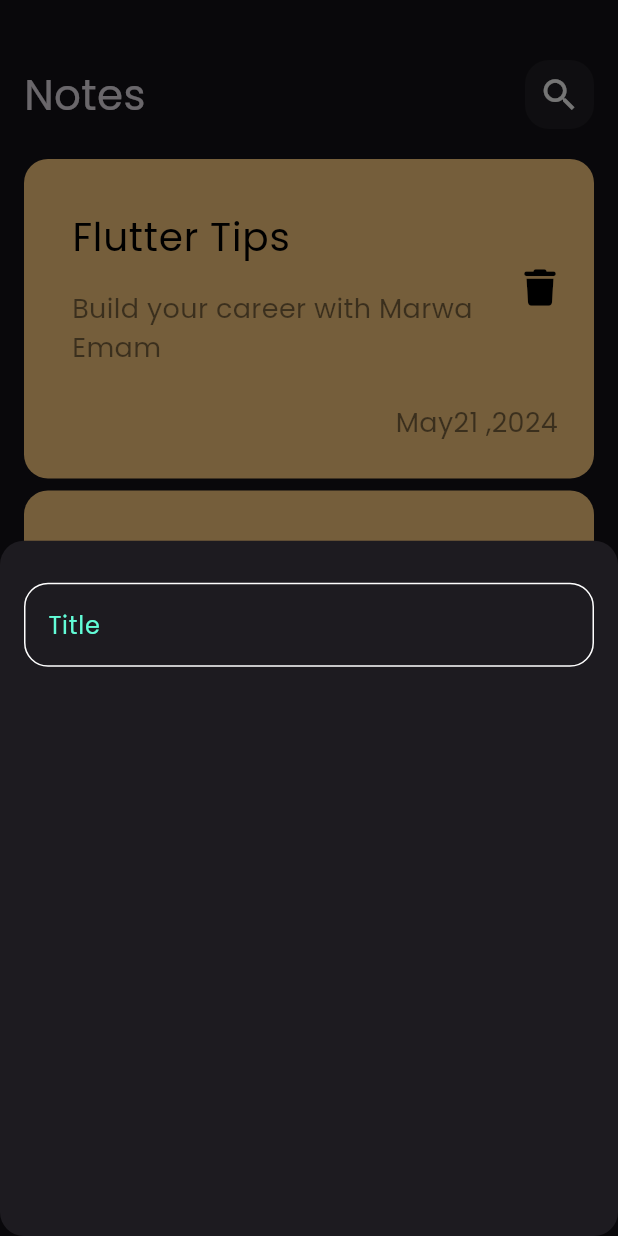
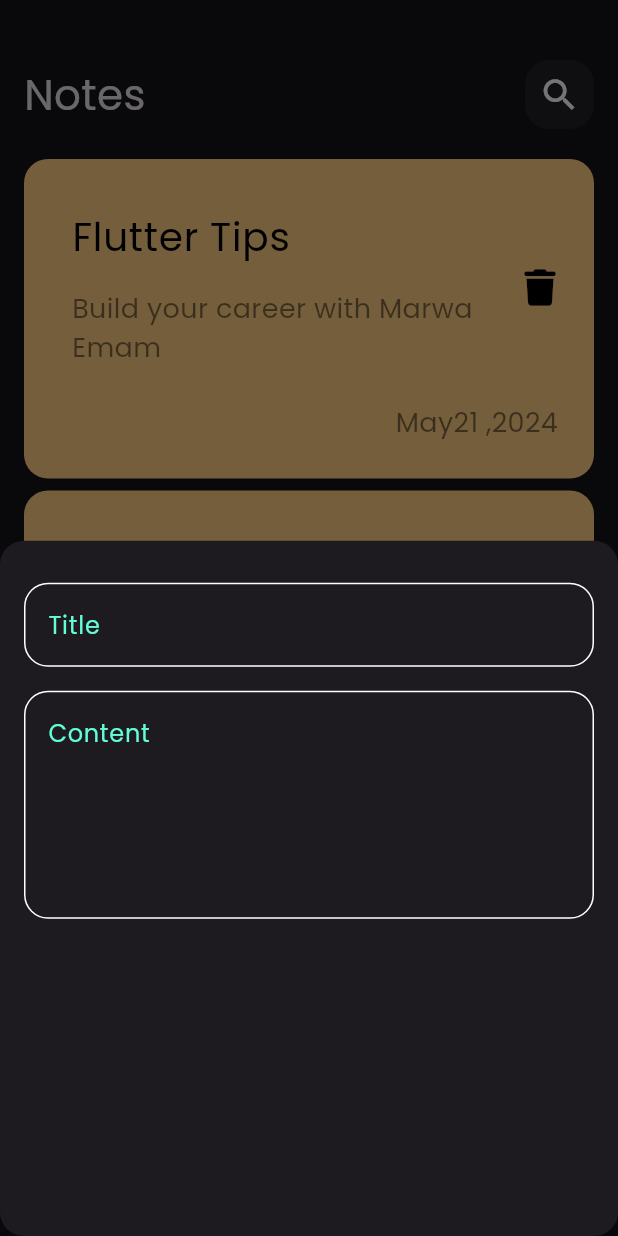
Before and after one commit to MAWA100/notes_app, a Flutter app: the screen it shows after launch, after a tap on the "add" icon, on a phone screen of 412 x 824 dp. Run offline on Flutter 3.47's test engine with Material 3 defaults, Android fonts, the phone set to English and light mode, and no system bars; our stand-ins replace font_awesome_flutter.

Commit message:
add fields to bottom sheet

```diff
--- a/lib/widgets/add_modal_bottom_sheet.dart
+++ b/lib/widgets/add_modal_bottom_sheet.dart
@@ -11,7 +11,14 @@ class AddModalBottomSheet extends StatelessWidget {
       child: Column(
         children: [
           SizedBox(height: 28,),
-          CustomTextField()
+          CustomTextField(
+            hint: 'Title',
+          ),
+          SizedBox(height: 16,),
+          CustomTextField(
+            hint: 'Content',
+            maxLines: 5,
+          ),
         ],
       ),
     );
--- a/lib/widgets/custom_text_field.dart
+++ b/lib/widgets/custom_text_field.dart
@@ -2,14 +2,18 @@ import 'package:flutter/material.dart';
 import 'package:note_app/constants.dart';
 
 class CustomTextField extends StatelessWidget {
-  const CustomTextField({super.key});
+  const CustomTextField({super.key, required this.hint,  this.maxLines=1});
+  final String hint;
+  final int maxLines;
+
 
   @override
   Widget build(BuildContext context) {
     return  TextField(
       cursorColor: kPrimaryColor,
+      maxLines: maxLines,
       decoration: InputDecoration(
-        hintText: 'Title',
+        hintText: hint,
         hintStyle:const TextStyle(color: kPrimaryColor),
         border: outLineBorder(),
         enabledBorder: outLineBorder(),
```
